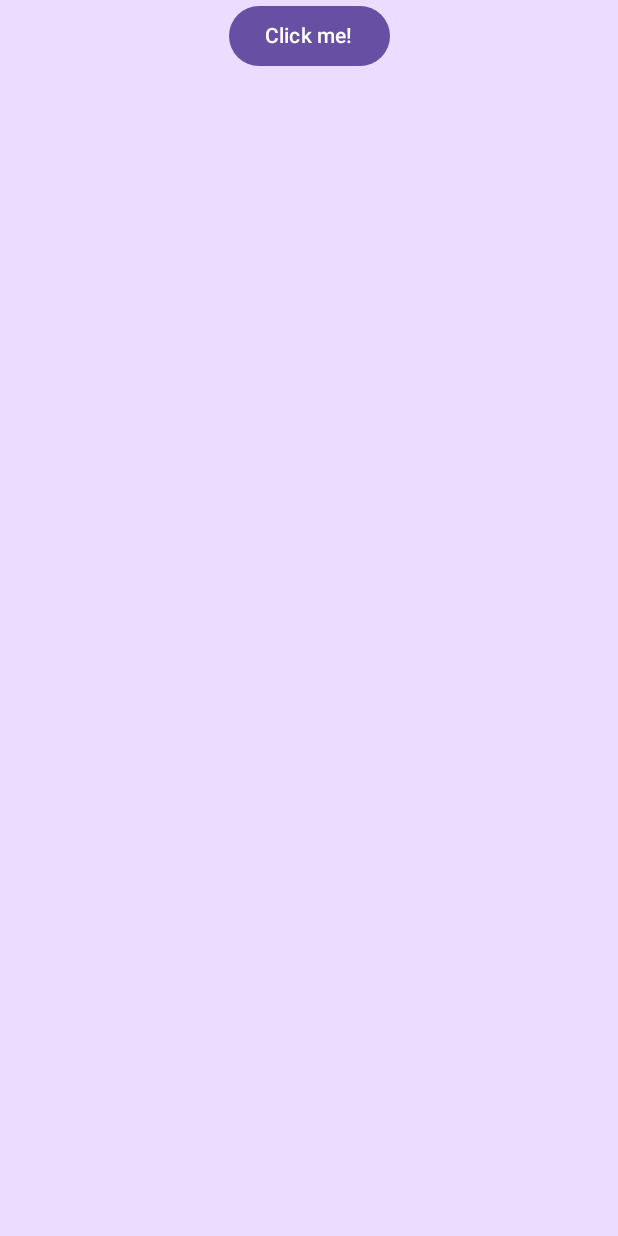
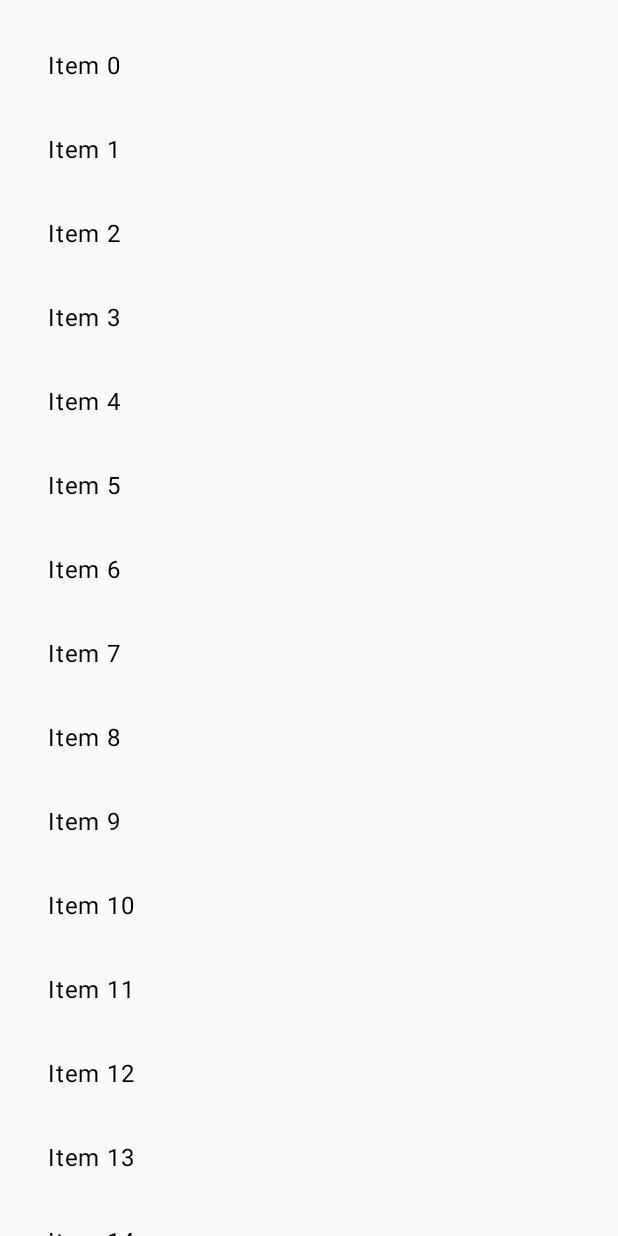
Before and after one commit to ArtemisSoftware/Athena-Link, an Android app built with Jetpack Compose: the screen it shows after launch (MainActivity), on a phone screen of 412 x 824 dp. Run offline under Robolectric (Android 15) with nearby library versions, the phone set to English and light mode, and no system bars; our stand-ins replace Compose Multiplatform resources; libraries missing offline, so code that uses them is left out: athenalink.composeapp.generated.

Commit message:
Update App composable

```diff
--- a/composeApp/src/commonMain/kotlin/org/artemissoftware/athenalink/App.kt
+++ b/composeApp/src/commonMain/kotlin/org/artemissoftware/athenalink/App.kt
@@ -18,32 +18,12 @@ import org.jetbrains.compose.ui.tooling.preview.Preview
 
 import athenalink.composeapp.generated.resources.Res
 import athenalink.composeapp.generated.resources.compose_multiplatform
+import org.artemissoftware.athenalink.navigation.NavRoot
 
 @Composable
 @Preview
 fun App() {
     MaterialTheme {
-        var showContent by remember { mutableStateOf(false) }
-        Column(
-            modifier = Modifier
-                .background(MaterialTheme.colorScheme.primaryContainer)
-                .safeContentPadding()
-                .fillMaxSize(),
-            horizontalAlignment = Alignment.CenterHorizontally,
-        ) {
-            Button(onClick = { showContent = !showContent }) {
-                Text("Click me!")
-            }
-            AnimatedVisibility(showContent) {
-                val greeting = remember { Greeting().greet() }
-                Column(
-                    modifier = Modifier.fillMaxWidth(),
-                    horizontalAlignment = Alignment.CenterHorizontally,
-                ) {
-                    Image(painterResource(Res.drawable.compose_multiplatform), null)
-                    Text("Compose: $greeting")
-                }
-            }
-        }
+        NavRoot()
     }
 }
--- a/composeApp/src/commonMain/kotlin/org/artemissoftware/athenalink/screens/DetailScreen.kt
+++ b/composeApp/src/commonMain/kotlin/org/artemissoftware/athenalink/screens/DetailScreen.kt
@@ -2,12 +2,10 @@ package org.artemissoftware.athenalink.screens
 
 import androidx.compose.foundation.layout.Box
 import androidx.compose.foundation.layout.fillMaxSize
-import androidx.compose.foundation.layout.fillMaxWidth
 import androidx.compose.material3.Text
 import androidx.compose.runtime.Composable
 import androidx.compose.ui.Alignment
 import androidx.compose.ui.Modifier
-import androidx.compose.ui.tooling.preview.Preview
 
 @Composable
 fun DetailScreen(
--- a/composeApp/src/commonMain/kotlin/org/artemissoftware/athenalink/screens/ListScreen.kt
+++ b/composeApp/src/commonMain/kotlin/org/artemissoftware/athenalink/screens/ListScreen.kt
@@ -9,9 +9,7 @@ import androidx.compose.foundation.lazy.LazyColumn
 import androidx.compose.material3.Text
 import androidx.compose.runtime.Composable
 import androidx.compose.ui.Modifier
-import androidx.compose.ui.tooling.preview.Preview
 import androidx.compose.ui.unit.dp
-import org.artemissoftware.athenalink.navigation.Route
 
 @Composable
 fun ListScreen(
```
